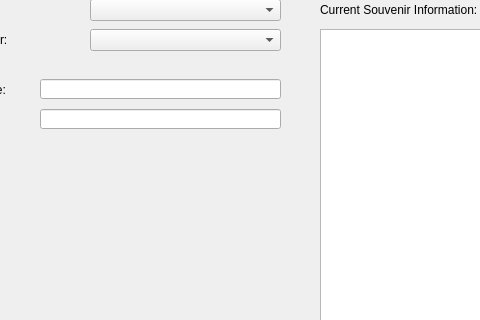
This is NBABasketball/mainwindow.ui in ivanOzerets/Project2 as Qt 5 draws it before an edit; both pictures show x 109 to 589 and y 157 to 477 of the 1176 by 673 pixel window. The edited form follows.
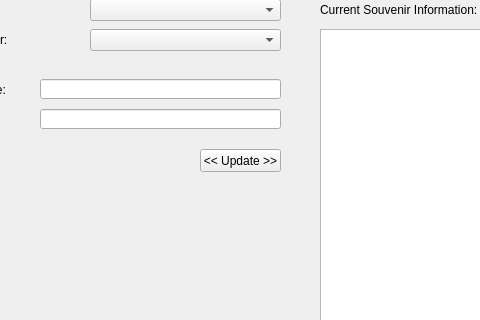
This is the edited form. The open tabs and pages were chosen to show the change.

Diff of the .ui file:
```diff
--- a/NBABasketball/mainwindow.ui
+++ b/NBABasketball/mainwindow.ui
@@ -328,6 +328,19 @@
        </rect>
       </property>
      </widget>
+     <widget class="QPushButton" name="updatePushButton_CSP">
+      <property name="geometry">
+       <rect>
+        <x>300</x>
+        <y>280</y>
+        <width>81</width>
+        <height>23</height>
+       </rect>
+      </property>
+      <property name="text">
+       <string>&lt;&lt; Update &gt;&gt;</string>
+      </property>
+     </widget>
     </widget>
     <widget class="QWidget" name="page_5">
      <widget class="QLabel" name="addSouvenirsLabel">
```
Left out of the diff: 4 changed lines with no effect on the pictures.
